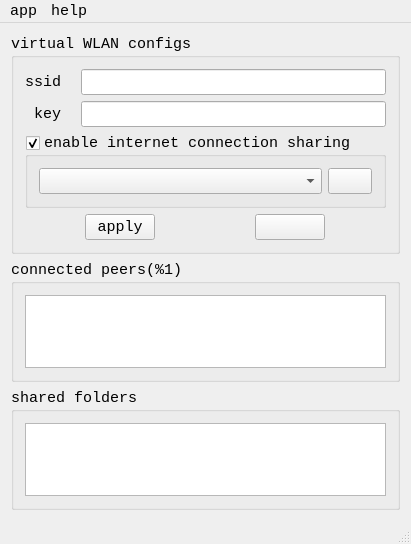
First picture: the form in forms/mainwindow.ui, repository louietan/QSoftAP, before the edit.
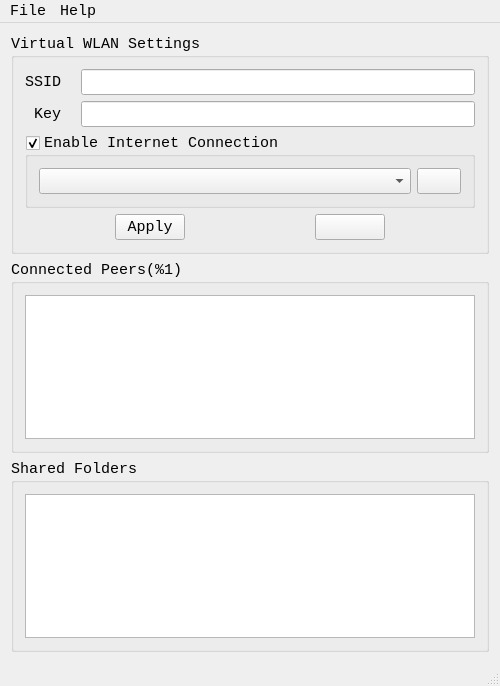
Second picture: the form after the edit. Icons and pictures are not drawn.

What changed in the file:
```diff
--- a/forms/mainwindow.ui
+++ b/forms/mainwindow.ui
@@ -9,8 +9,8 @@
    <rect>
     <x>0</x>
     <y>0</y>
-    <width>401</width>
-    <height>544</height>
+    <width>500</width>
+    <height>686</height>
    </rect>
   </property>
   <property name="sizePolicy">
@@ -66,7 +66,7 @@
        </size>
       </property>
       <property name="title">
-       <string>virtual WLAN configs</string>
+       <string>Virtual WLAN Settings</string>
       </property>
       <layout class="QVBoxLayout" name="verticalLayout_2">
        <item>
@@ -86,7 +86,7 @@
          <item row="0" column="0">
           <widget class="QLabel" name="label">
            <property name="text">
-            <string>ssid</string>
+            <string>SSID</string>
            </property>
           </widget>
          </item>
@@ -100,7 +100,7 @@
          <item row="1" column="0">
           <widget class="QLabel" name="label_2">
            <property name="text">
-            <string>key</string>
+            <string>Key</string>
            </property>
           </widget>
          </item>
@@ -121,7 +121,7 @@
          <item>
           <widget class="QGroupBox" name="grpEnableIcs">
            <property name="title">
-            <string>enable internet connection sharing</string>
+            <string>Enable Internet Connection</string>
            </property>
            <property name="checkable">
             <bool>true</bool>
@@ -195,7 +195,7 @@
             </size>
            </property>
            <property name="text">
-            <string>apply</string>
+            <string>Apply</string>
            </property>
            <property name="checkable">
             <bool>false</bool>
@@ -268,7 +268,7 @@
        </size>
       </property>
       <property name="title">
-       <string>connected peers(%1)</string>
+       <string>Connected Peers(%1)</string>
       </property>
       <layout class="QHBoxLayout" name="horizontalLayout_2">
        <property name="spacing">
@@ -308,7 +308,7 @@
     <item>
      <widget class="QGroupBox" name="grpShares">
       <property name="title">
-       <string>shared folders</string>
+       <string>Shared Folders</string>
       </property>
       <layout class="QHBoxLayout" name="horizontalLayout_3">
        <item>
@@ -356,8 +356,8 @@
     <rect>
      <x>0</x>
      <y>0</y>
-     <width>401</width>
-     <height>23</height>
+     <width>500</width>
+     <height>30</height>
     </rect>
    </property>
    <property name="sizePolicy">
@@ -380,7 +380,7 @@
      </font>
     </property>
     <property name="title">
-     <string>help</string>
+     <string>Help</string>
     </property>
     <addaction name="actionAbout"/>
    </widget>
@@ -392,7 +392,7 @@
      </font>
     </property>
     <property name="title">
-     <string>app</string>
+     <string>File</string>
     </property>
     <addaction name="actionSettings"/>
     <addaction name="actionExit"/>
```
Left out of the diff: 8 changed lines with no effect on the pictures.
